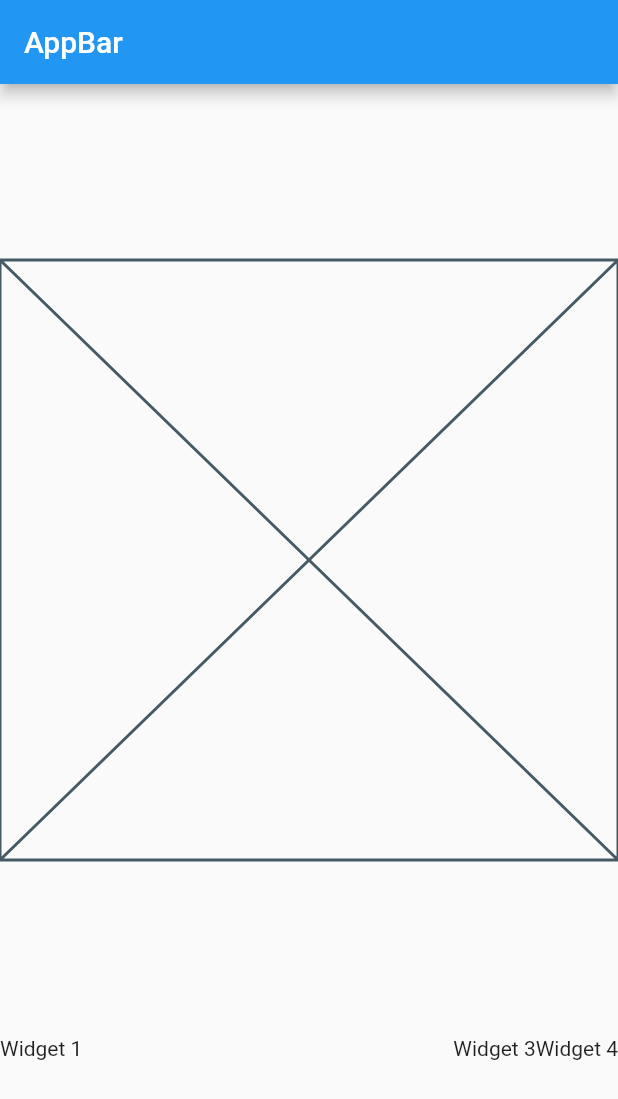
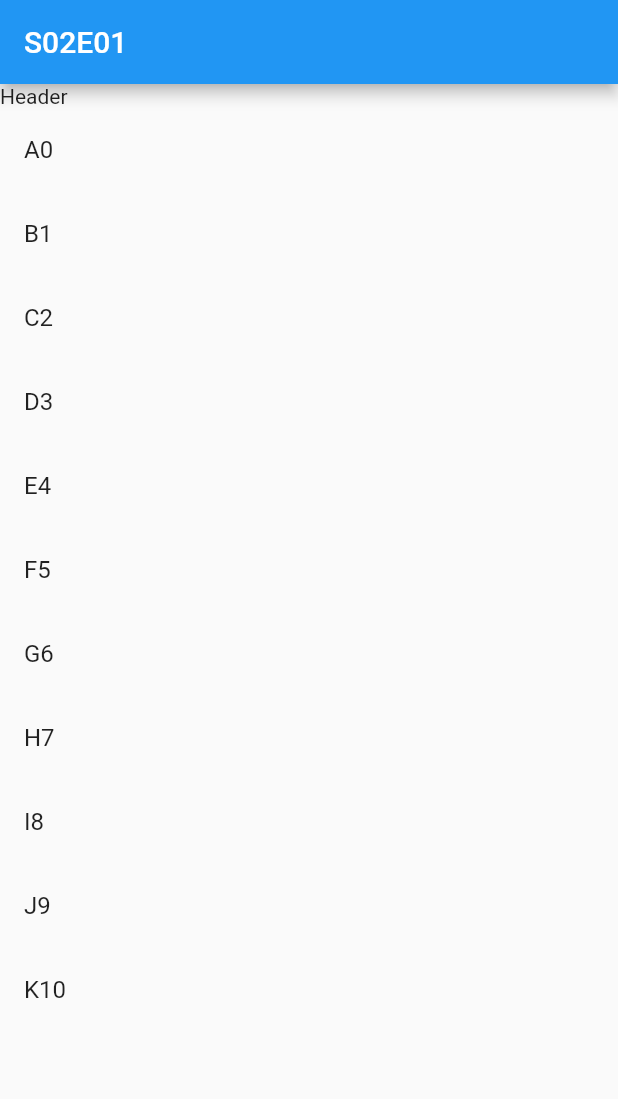
Before and after one commit to iampawan/FlutterWidgets, a Flutter app: the screen it shows after launch, on a phone screen of 412 x 824 dp. Shown: the top 1099 px of the screen. Run offline on Flutter 3.47's test engine with Material 2 defaults, Android fonts, the phone set to English and light mode, and no system bars; missing offline and left inert: flutter_webview_plugin, random_pk.

Commit message:
S02E01 Added

```diff
--- /dev/null
+++ b/lib/Season2/s02e01.dart
@@ -0,0 +1,55 @@
+import 'package:flutter/material.dart';
+
+class S02E01 extends StatefulWidget {
+  @override
+  S02E01State createState() {
+    return new S02E01State();
+  }
+}
+
+class S02E01State extends State<S02E01> {
+  List<String> myList = [
+    "A0",
+    "B1",
+    "C2",
+    "D3",
+    "E4",
+    "F5",
+    "G6",
+    "H7",
+    "I8",
+    "J9",
+    "K10"
+  ];
+
+  _onReorder(oldIndex, newIndex) {
+    setState(() {
+      if (newIndex > oldIndex) {
+        newIndex = newIndex - 1;
+      }
+      var item = myList.removeAt(oldIndex);
+      myList.insert(newIndex, item);
+    });
+  }
+
+  @override
+  Widget build(BuildContext context) {
+    return Scaffold(
+      appBar: AppBar(
+        title: Text("S02E01"),
+      ),
+      body: ReorderableListView(
+        header: Text("Header"),
+        onReorder: _onReorder,
+        children: myList
+            .map(
+              (c) => ListTile(
+                    key: ObjectKey(c),
+                    title: Text(c),
+                  ),
+            )
+            .toList(),
+      ),
+    );
+  }
+}
--- a/lib/main.dart
+++ b/lib/main.dart
@@ -1,7 +1,7 @@
 import 'package:flutter/material.dart';
-import 'package:flutterwidgets/Episode8/episode8_example.dart';
+import 'package:flutterwidgets/Season2/s02e01.dart';
 
 void main() => runApp(MaterialApp(
-      home: Example8(),
+      home: S02E01(),
       debugShowCheckedModeBanner: false,
     ));
```
Also changed, not shown: lib/Episode9/episode9_example.dart (+129 -0 lines), pubspec.lock, 1 other file.
